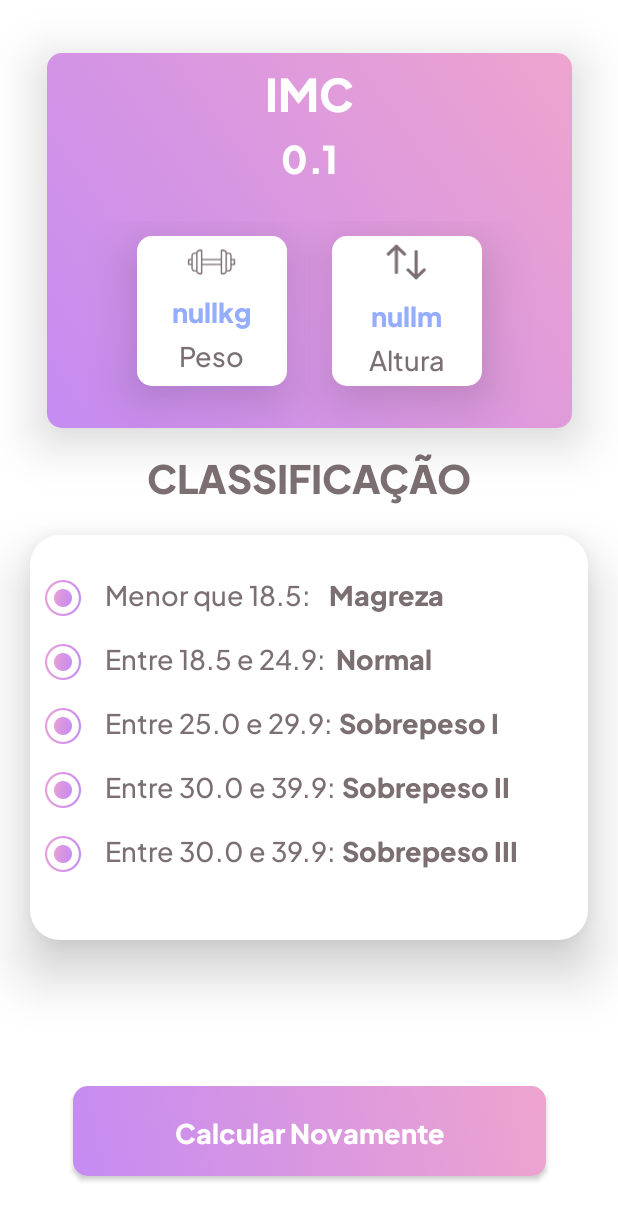
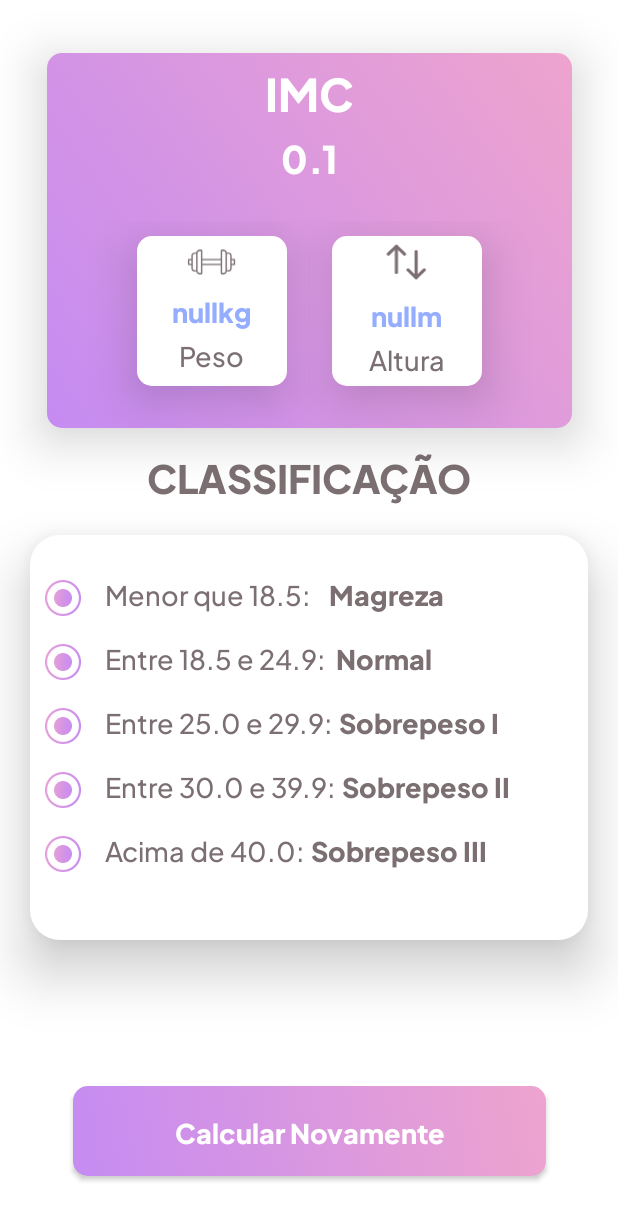
Before and after one commit to nickkennedi/CalculadoraIMC, an Android app: the ResultActivity screen opened directly, with no data from a screen before it, on a phone screen of 412 x 824 dp. Shown: the top 1220 px of the screen. Run offline under Robolectric (Android 15) with nearby library versions, the phone set to English and light mode, and no system bars; Roboto replaces fonts that are not available here.

Commit message:
add result image7.png

```diff
--- a/app/src/main/res/layout/activity_result.xml
+++ b/app/src/main/res/layout/activity_result.xml
@@ -421,7 +421,7 @@
         android:layout_width="wrap_content"
         android:layout_height="wrap_content"
         android:fontFamily="@font/plus_jakarta_sans_medium"
-        android:text="Entre 30.0 e 39.9: "
+        android:text="Acima de 40.0: "
         android:textColor="@color/txt_bottons"
         android:textSize="18sp" />
 
```
Also changed, not shown: 1 other file.
